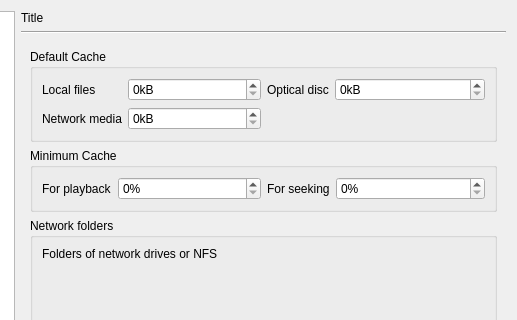
First picture: the form in src/cmplayer/ui/prefdialog.ui, repository bylee20/bomi, before the edit; both pictures show x 196 to 713 and y 0 to 320 of the 713 by 650 pixel window.
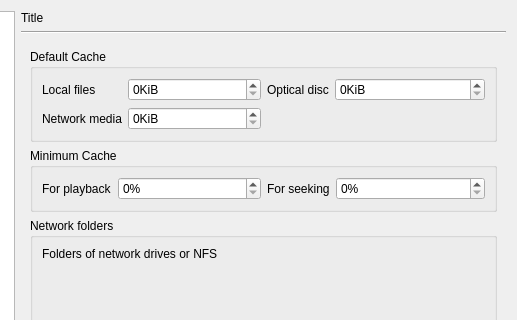
Second picture: the form after the edit. The open tabs and pages were chosen to show the change. Icons and pictures are not drawn. Custom widgets are drawn as their Qt base class.

Commit message: * Fix: use binary prefix for storage size

```diff
--- a/src/cmplayer/ui/prefdialog.ui
+++ b/src/cmplayer/ui/prefdialog.ui
@@ -544,7 +544,7 @@
               <item row="0" column="1">
                <widget class="QSpinBox" name="cache_local">
                 <property name="suffix">
-                 <string notr="true">kB</string>
+                 <string notr="true">KiB</string>
                 </property>
                 <property name="maximum">
                  <number>99999</number>
@@ -561,7 +561,7 @@
               <item row="1" column="1">
                <widget class="QSpinBox" name="cache_network">
                 <property name="suffix">
-                 <string notr="true">kB</string>
+                 <string notr="true">KiB</string>
                 </property>
                 <property name="maximum">
                  <number>99999</number>
@@ -585,7 +585,7 @@
               <item row="0" column="1">
                <widget class="QSpinBox" name="cache_disc">
                 <property name="suffix">
-                 <string notr="true">kB</string>
+                 <string notr="true">KiB</string>
                 </property>
                 <property name="maximum">
                  <number>99999</number>
```
Left out of the diff: 2 changed lines with no effect on the pictures. The commit also changes 1 other file.
